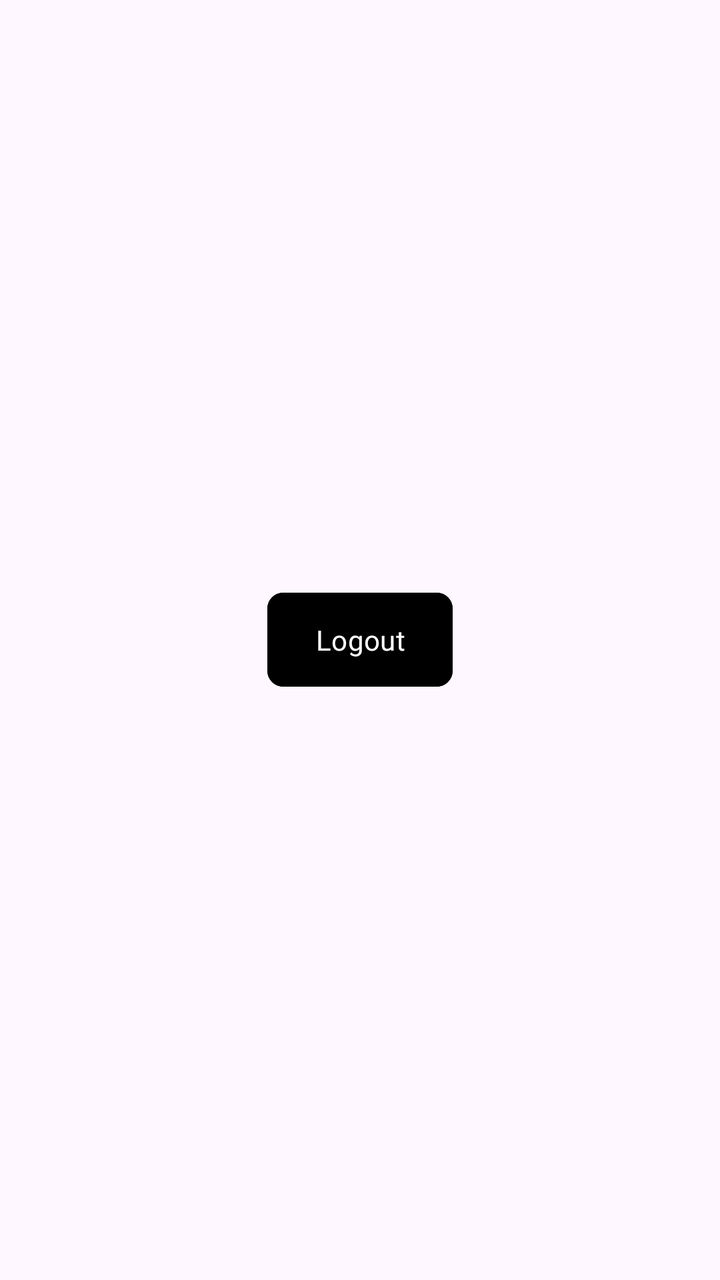
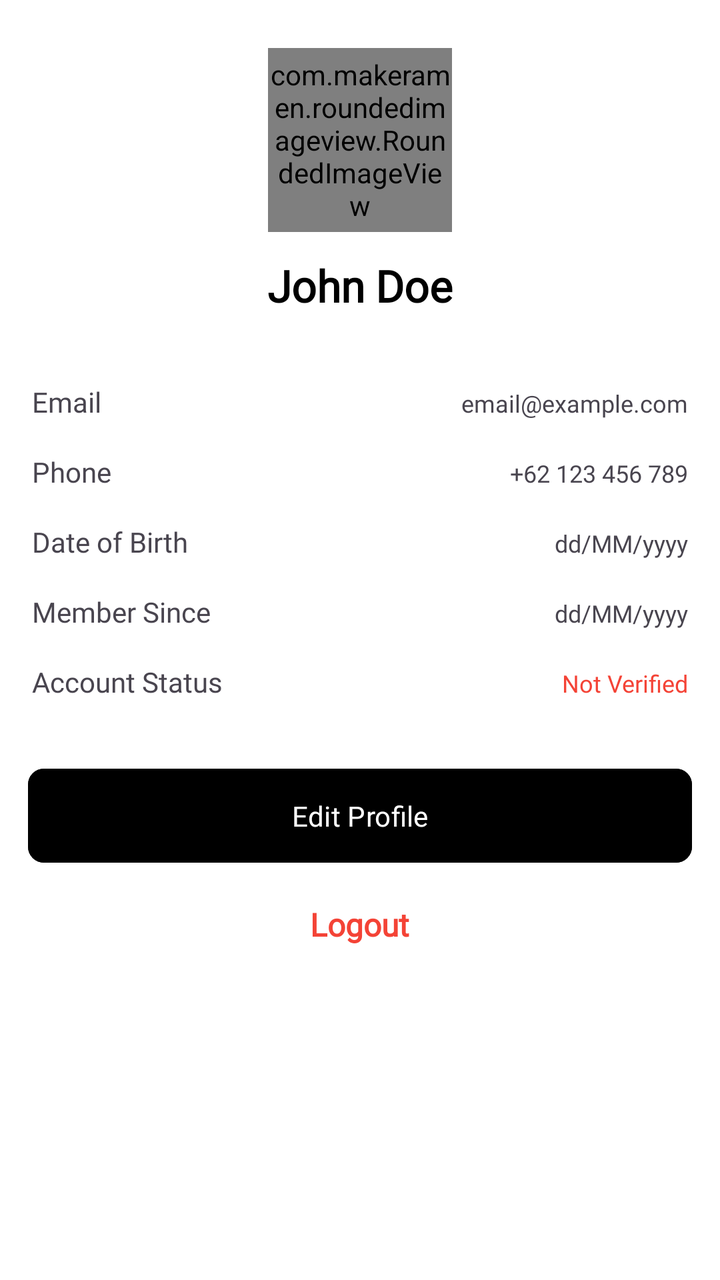

Before-and-after screenshots of an Android layout around one commit, followed by the original layout XML and the change that was made.
<!-- AndroidManifest.xml: application theme Theme.SmallCircle -->
<!-- res/layout/fragment_my_profile.xml -->
<?xml version="1.0" encoding="utf-8"?>
<RelativeLayout xmlns:android="http://schemas.android.com/apk/res/android"
    xmlns:tools="http://schemas.android.com/tools"
    xmlns:app="http://schemas.android.com/apk/res-auto"
    android:layout_width="match_parent"
    android:layout_height="match_parent"
    tools:context=".MyProfileFragment">

    
    <com.google.android.material.button.MaterialButton
        android:id="@+id/logout_button"
        android:layout_width="wrap_content"
        android:layout_height="wrap_content"
        android:text="Logout"
        android:layout_centerInParent="true"
        android:minHeight="@dimen/medium_button_height"
        android:layout_marginBottom="12dp"
        android:backgroundTint="@color/neutral_black"
        android:fontFamily="@font/poppins_regular"
        app:cornerRadius="8dp" />

</RelativeLayout>
<!-- resources referenced by this layout -->
<resources>
  <color name="neutral_black">#FF000000</color>
  <dimen name="medium_button_height">55dp</dimen>
  <style name="Theme.SmallCircle" parent="Base.Theme.SmallCircle" />
  <style name="Base.Theme.SmallCircle" parent="Theme.Material3.DayNight.NoActionBar">
          
          <item name="colorPrimary">@color/neutral_black</item>
      </style>
</resources>

<!-- the commit's change to res/layout/fragment_my_profile.xml (unified diff, before → after) -->
@@ -1,22 +1,200 @@
 <?xml version="1.0" encoding="utf-8"?>
-<RelativeLayout xmlns:android="http://schemas.android.com/apk/res/android"
-    xmlns:tools="http://schemas.android.com/tools"
+<ScrollView xmlns:android="http://schemas.android.com/apk/res/android"
     xmlns:app="http://schemas.android.com/apk/res-auto"
     android:layout_width="match_parent"
     android:layout_height="match_parent"
-    tools:context=".MyProfileFragment">
-
-    
-    <com.google.android.material.button.MaterialButton
-        android:id="@+id/logout_button"
-        android:layout_width="wrap_content"
+    android:background="@color/neutral_white">
+
+    <LinearLayout
+        android:layout_width="match_parent"
         android:layout_height="wrap_content"
-        android:text="Logout"
-        android:layout_centerInParent="true"
-        android:minHeight="@dimen/medium_button_height"
-        android:layout_marginBottom="12dp"
-        android:backgroundTint="@color/neutral_black"
-        android:fontFamily="@font/poppins_regular"
-        app:cornerRadius="8dp" />
-
-</RelativeLayout>
+        android:orientation="vertical"
+        android:gravity="center_horizontal">
+
+        
+        <com.makeramen.roundedimageview.RoundedImageView
+            android:id="@+id/profileImage"
+            android:layout_width="92dp"
+            android:layout_height="92dp"
+            android:layout_marginTop="24dp"
+            android:src="@drawable/ic_person_black"
+            app:riv_corner_radius="8dp"
+            android:background="@drawable/profile_image_background"
+            android:scaleType="centerCrop"/>
+
+        
+        <TextView
+            android:id="@+id/profileName"
+            android:layout_width="wrap_content"
+            android:layout_height="wrap_content"
+            android:layout_marginTop="12dp"
+            android:text="John Doe"
+            android:textSize="22sp"
+            android:textStyle="bold"
+            android:textColor="@color/neutral_black"
+            android:fontFamily="@font/poppins_bold"/>
+
+        
+        <LinearLayout
+            android:layout_width="match_parent"
+            android:layout_height="wrap_content"
+            android:orientation="vertical"
+            android:layout_marginTop="18dp"
+            android:padding="16dp">
+
+            
+            <LinearLayout
+                android:layout_width="match_parent"
+                android:layout_height="wrap_content"
+                android:orientation="horizontal"
+                android:layout_marginBottom="16dp">
+
+                <TextView
+                    android:layout_width="wrap_content"
+                    android:layout_height="wrap_content"
+                    android:text="Email"
+                    android:fontFamily="@font/poppins_regular"
+                    android:textSize="14sp"/>
+
+                <TextView
+                    android:id="@+id/emailText"
+                    android:layout_width="match_parent"
+                    android:layout_height="wrap_content"
+                    android:fontFamily="@font/poppins_light"
+                    android:text="email@example.com"
+                    android:gravity="end"
+                    android:textSize="12sp"/>
+            </LinearLayout>
+
+            
+            <LinearLayout
+                android:layout_width="match_parent"
+                android:layout_height="wrap_content"
+                android:orientation="horizontal"
+                android:layout_marginBottom="16dp">
+
+                <TextView
+                    android:layout_width="wrap_content"
+                    android:layout_height="wrap_content"
+                    android:text="Phone"
+                    android:fontFamily="@font/poppins_regular"
+                    android:textSize="14sp"/>
+
+                <TextView
+                    android:id="@+id/phoneText"
+                    android:layout_width="match_parent"
+                    android:layout_height="wrap_content"
+                    android:fontFamily="@font/poppins_light"
+                    android:text="+62 123 456 789"
+                    android:gravity="end"
+                    android:textSize="12sp"/>
+            </LinearLayout>
+
+            
+            <LinearLayout
+                android:layout_width="match_parent"
+                android:layout_height="wrap_content"
+                android:orientation="horizontal"
+                android:layout_marginBottom="16dp">
+
+                <TextView
+                    android:layout_width="wrap_content"
+                    android:layout_height="wrap_content"
+                    android:text="Date of Birth"
+                    android:fontFamily="@font/poppins_regular"
+                    android:textSize="14sp"/>
+
+                <TextView
+                    android:id="@+id/dateOfBirthText"
+                    android:layout_width="match_parent"
+                    android:layout_height="wrap_content"
+                    android:fontFamily="@font/poppins_light"
+                    android:text="dd/MM/yyyy"
+                    android:gravity="end"
+                    android:textSize="12sp"/>
+            </LinearLayout>
+
+            
+            <LinearLayout
+                android:layout_width="match_parent"
+                android:layout_height="wrap_content"
+                android:orientation="horizontal"
+                android:layout_marginBottom="16dp">
+
+                <TextView
+                    android:layout_width="wrap_content"
+                    android:layout_height="wrap_content"
+                    android:text="Member Since"
+                    android:fontFamily="@font/poppins_regular"
+                    android:textSize="14sp"/>
+
+                <TextView
+                    android:id="@+id/memberSinceText"
+                    android:layout_width="match_parent"
+                    android:layout_height="wrap_content"
+                    android:fontFamily="@font/poppins_light"
+                    android:text="dd/MM/yyyy"
+                    android:gravity="end"
+                    android:textSize="12sp"/>
+            </LinearLayout>
+
+            
+            <LinearLayout
+                android:layout_width="match_parent"
+                android:layout_height="wrap_content"
+                android:orientation="horizontal">
+
+                <TextView
+                    android:layout_width="wrap_content"
+                    android:layout_height="wrap_content"
+                    android:text="Account Status"
+                    android:fontFamily="@font/poppins_regular"
+                    android:textSize="14sp"/>
+
+                <TextView
+                    android:id="@+id/accountStatusText"
+                    android:layout_width="match_parent"
+                    android:layout_height="wrap_content"
+                    android:fontFamily="@font/poppins_light"
+                    android:text="Not Verified"
+                    android:textColor="@color/accent_red"
+                    android:gravity="end"
+                    android:textSize="12sp"/>
+            </LinearLayout>
+        </LinearLayout>
+
+        
+        <LinearLayout
+            android:layout_width="match_parent"
+            android:layout_height="wrap_content"
+            android:orientation="vertical"
+            android:padding="14dp">
+
+            
+            <com.google.android.material.button.MaterialButton
+                android:id="@+id/edit_profile"
+                android:layout_width="match_parent"
+                android:layout_height="wrap_content"
+                android:minHeight="@dimen/medium_button_height"
+                android:text="Edit Profile"
+                android:layout_marginBottom="16dp"
+                android:backgroundTint="@color/neutral_black"
+                android:textColor="@color/neutral_white"
+                android:fontFamily="@font/poppins_regular"
+                app:cornerRadius="8dp"/>
+
+            
+            <TextView
+                android:id="@+id/logout_text_view"
+                android:layout_width="wrap_content"
+                android:layout_height="wrap_content"
+                android:text="Logout"
+                android:textColor="@color/accent_red"
+                android:textSize="16sp"
+                android:textStyle="bold"
+                android:fontFamily="@font/poppins_bold"
+                android:layout_gravity="center"
+                android:layout_marginBottom="12dp"/>
+        </LinearLayout>
+    </LinearLayout>
+</ScrollView>
<!-- resource entries referenced after the edit -->
@@ -1,11 +1,27 @@
 <!-- resources referenced by this layout -->
 <resources>
+  <color name="accent_red">#F44336</color>
   <color name="neutral_black">#FF000000</color>
+  <color name="neutral_white">#FFFFFFFF</color>
   <dimen name="medium_button_height">55dp</dimen>
+  <!-- drawable ic_person_black (drawable) -->
+  <vector xmlns:android="http://schemas.android.com/apk/res/android" android:height="24dp" android:tint="#000" android:viewportHeight="24" android:viewportWidth="24" android:width="24dp">
+        
+      <path android:fillColor="@android:color/white" android:pathData="M12,12c2.21,0 4,-1.79 4,-4s-1.79,-4 -4,-4 -4,1.79 -4,4 1.79,4 4,4zM12,14c-2.67,0 -8,1.34 -8,4v1c0,0.55 0.45,1 1,1h14c0.55,0 1,-0.45 1,-1v-1c0,-2.66 -5.33,-4 -8,-4z"/>
+      
+  </vector>
+  <!-- drawable profile_image_background (drawable) -->
+  <?xml version="1.0" encoding="utf-8"?>
+  <shape xmlns:android="http://schemas.android.com/apk/res/android"
+      android:shape="rectangle">
+      <corners android:radius="12dp"/>
+      <solid android:color="#f9f9f9"/>
+  </shape>
   <style name="Theme.SmallCircle" parent="Base.Theme.SmallCircle" />
   <style name="Base.Theme.SmallCircle" parent="Theme.Material3.DayNight.NoActionBar">
           
           <item name="colorPrimary">@color/neutral_black</item>
+          <item name="colorOnPrimary">@color/neutral_white</item>
       </style>
 </resources>
 
